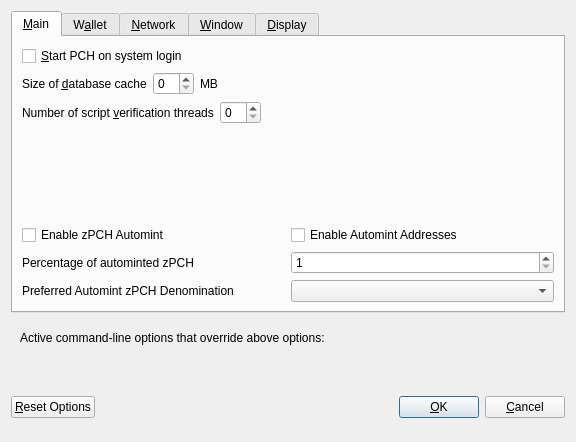
Before: the Qt Designer form src/qt/forms/optionsdialog.ui in POPCHAINFoundation/POPCHAIN, drawn with Qt 5.
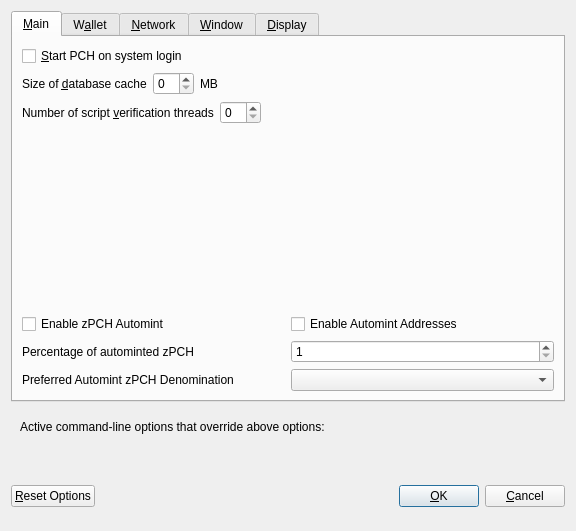
After: the same form once the commit is applied. Custom widgets are drawn as their Qt base class.

```diff
--- a/src/qt/forms/optionsdialog.ui
+++ b/src/qt/forms/optionsdialog.ui
@@ -7,7 +7,7 @@
     <x>0</x>
     <y>0</y>
     <width>576</width>
-    <height>442</height>
+    <height>531</height>
    </rect>
   </property>
   <property name="windowTitle">
```
Left out of the diff: 22 changed lines with no effect on the pictures.
